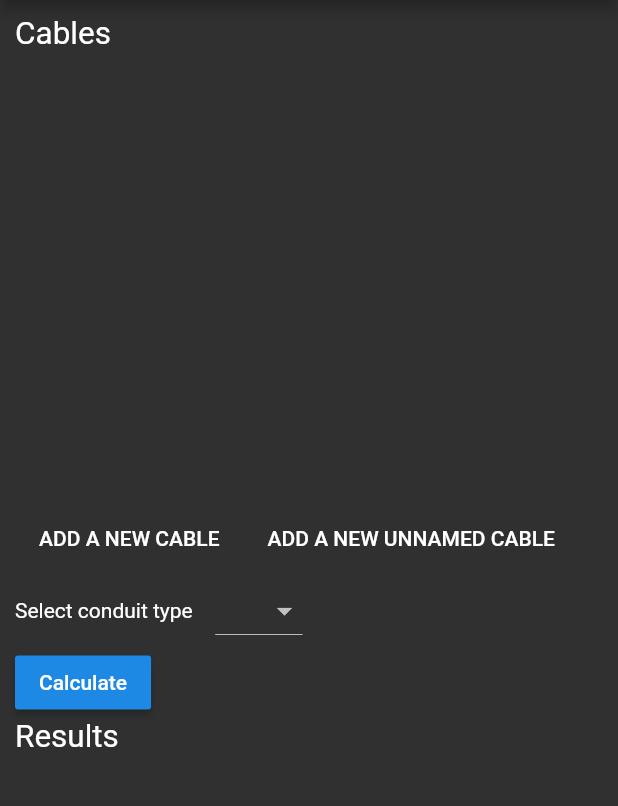
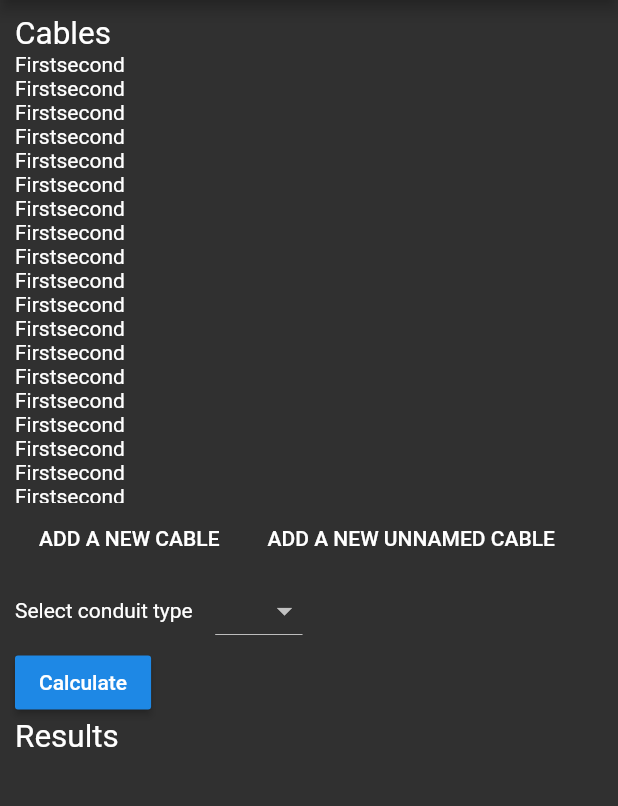
Before and after one commit to wertylop5/FitConduit_flutter, a Flutter app: the screen it shows after launch, on a phone screen of 412 x 824 dp, the part 84-890 px from its top. Run offline on Flutter 3.47's test engine with Material 2 defaults, Android fonts, the phone set to English and light mode, and no system bars.

Commit message:
playing around with listview

```diff
--- a/lib/main.dart
+++ b/lib/main.dart
@@ -1,5 +1,6 @@
 import "package:flutter/material.dart";
 import "util/enums.dart";
+import "view/cable.dart";
 
 void main() => runApp(MainApp());
 
@@ -54,7 +55,40 @@ class _HomeWidgetState extends State<HomeWidget> {
             ),
             Container(
               height: 300.0,
-              child: ListView(),
+              child: ListView(
+                children: <Widget>[
+                  Cable(),
+                  Cable(),
+                  Cable(),
+                  Cable(),
+                  Cable(),
+                  Cable(),
+                  Cable(),
+                  Cable(),
+                  Cable(),
+                  Cable(),
+                  Cable(),
+                  Cable(),
+                  Cable(),
+                  Cable(),
+                  Cable(),
+                  Cable(),
+                  Cable(),
+                  Cable(),
+                  Cable(),
+                  Cable(),
+                  Cable(),
+                  Cable(),
+                  Cable(),
+                  Cable(),
+                  Cable(),
+                  Cable(),
+                  Cable(),
+                  Cable(),
+                  Cable(),
+                  Cable(),
+                ],
+              ),
             ),
             Row(
               children: <Widget>[
--- /dev/null
+++ b/lib/view/cable.dart
@@ -0,0 +1,18 @@
+import "package:flutter/material.dart";
+
+class Cable extends StatefulWidget {
+  @override
+  State createState() => _CableState();
+}
+
+class _CableState extends State<Cable> {
+  @override
+  Widget build(BuildContext context) {
+    return Row(
+      children: <Widget>[
+        Text("First"),
+        Text("second"),
+      ],
+    );
+  }
+}
```
